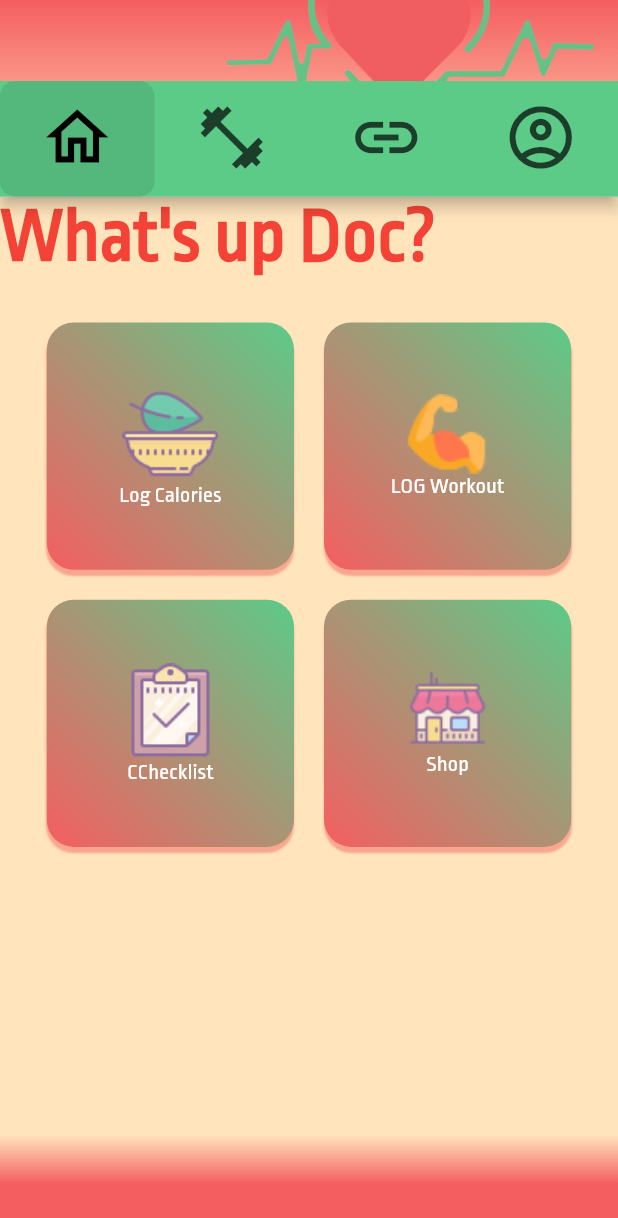
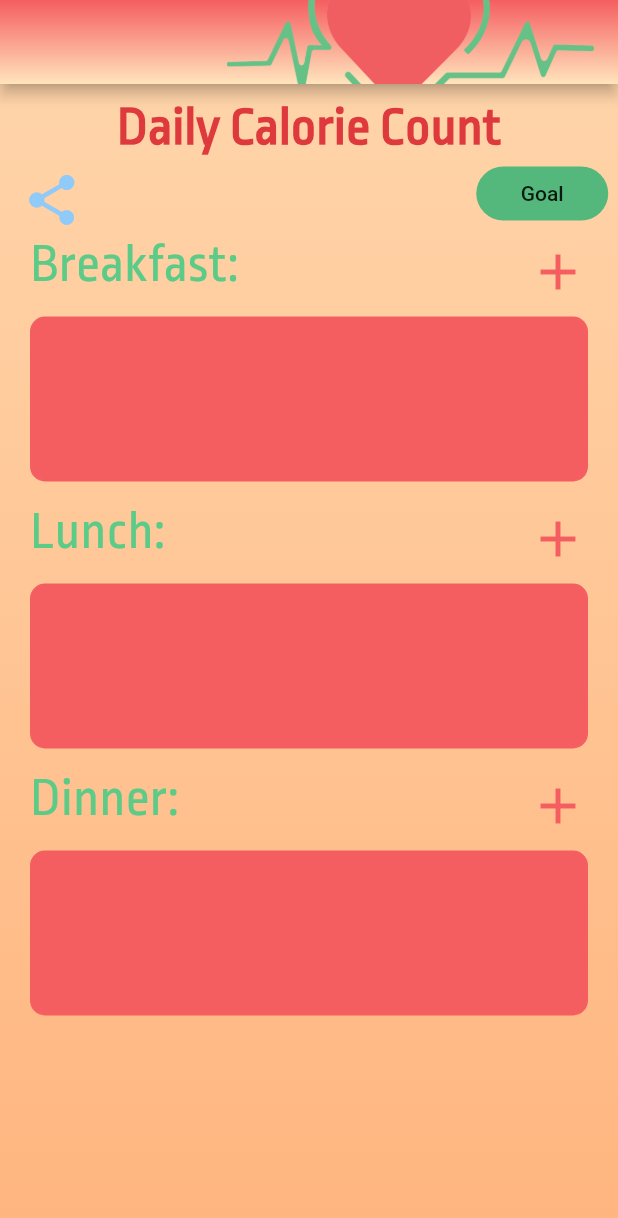
Before and after one commit to jbonnelycke/at-health, a Flutter app: the screen it shows after launch, after a tap on "Log Calories", on a phone screen of 412 x 824 dp. Shown: the top 1218 px of the screen. Run offline on Flutter 3.47's test engine with Material 2 defaults, Android fonts, the light colour scheme and no system bars; our stand-ins replace carousel_slider, gradient_app_bar, modal_progress_hud; missing offline and left inert: at_client_mobile, at_commons, at_demo_data, at_utils.

Commit message:
Refactoring and Routing

```diff
--- /dev/null
+++ b/at_health/lib/screens/subpages/log_calories.dart
@@ -0,0 +1,279 @@
+import 'dart:ui';
+import 'package:flutter/material.dart';
+import 'package:flutter/widgets.dart';
+import 'package:gradient_app_bar/gradient_app_bar.dart';
+import 'package:health/components/HealthBar.dart';
+import 'package:health/screens/home_screen.dart';
+
+class LogCalories extends StatefulWidget {
+  static final String id = 'log calories';
+
+  @override
+  _LogCaloriesState createState() => _LogCaloriesState();
+}
+
+class _LogCaloriesState extends State<LogCalories> {
+  @override
+  Widget build(BuildContext context) {
+    return Scaffold(
+      appBar: HealthBar(),
+      body: Center(
+        child: Container(
+          decoration: BoxDecoration(
+              gradient: LinearGradient(
+                  begin: Alignment.topCenter,
+                  end: Alignment.bottomCenter,
+                  colors: [Color(0xffFFD4A9), Color(0xffFFB57F)])),
+          child: ListView(
+            children: [
+              Center(
+                  child: Padding(
+                padding: const EdgeInsets.fromLTRB(0, 10, 0, 0),
+                child: Text(
+                  'Daily Calorie Count',
+                  style: TextStyle(
+                      fontSize: 36,
+                      fontFamily: 'RopaSans',
+                      fontWeight: FontWeight.bold,
+                      color: Color(0xffDE3A3D)),
+                ),
+              )),
+              Row(
+                mainAxisAlignment: MainAxisAlignment.spaceEvenly,
+                children: [
+                  IconButton(
+                    icon: Icon(
+                      Icons.share_rounded,
+                      color: Colors.blue[200],
+                      size: 40.0,
+                    ),
+                    onPressed: () => {print("pressed")},
+                  ),
+                  SizedBox(
+                    width: 250.0,
+                  ),
+                  FlatButton(
+                    shape: RoundedRectangleBorder(
+                        borderRadius: BorderRadius.circular(20)),
+                    color: Color(0xff54B87C),
+                    onPressed: () {
+                      createAlertDialog(context).then((onValue) {
+                        SnackBar mySnackbar = SnackBar(
+                            content:
+                                Text("Burn goal has been set to: $onValue"));
+                        Scaffold.of(context).showSnackBar(mySnackbar);
+                      });
+                    },
+                    child: Text(
+                      'Goal',
+                    ),
+                  ),
+                ],
+              ),
+              Padding(
+                padding: const EdgeInsets.fromLTRB(20, 0, 20, 0),
+                child: Row(
+                  mainAxisAlignment: MainAxisAlignment.spaceBetween,
+                  children: [
+                    Text(
+                      'Breakfast:',
+                      style: TextStyle(
+                          fontSize: 36,
+                          fontFamily: 'RopaSans',
+                          color: Color(0xff5CCB88)),
+                    ),
+                    IconButton(
+                      onPressed: () {
+                        createLogAlertDialog(context);
+                      },
+                      icon: Icon(
+                        Icons.add,
+                        size: 40.0,
+                        color: Color(0xffF55E61),
+                      ),
+                    ),
+                  ],
+                ),
+              ),
+              Padding(
+                padding: const EdgeInsets.fromLTRB(20, 10, 20, 10),
+                child: Container(
+                  height: 110,
+                  width: 400,
+                  decoration: BoxDecoration(
+                      color: Color(0xffF55E61),
+                      border: Border.all(
+                        color: Color(0xffF55E61),
+                      ),
+                      borderRadius: BorderRadius.all(Radius.circular(10))),
+                ),
+              ),
+              Padding(
+                padding: const EdgeInsets.fromLTRB(20, 0, 20, 0),
+                child: Row(
+                  mainAxisAlignment: MainAxisAlignment.spaceBetween,
+                  children: [
+                    Text(
+                      'Lunch:',
+                      style: TextStyle(
+                          fontSize: 36,
+                          fontFamily: 'RopaSans',
+                          color: Color(0xff5CCB88)),
+                    ),
+                    IconButton(
+                      onPressed: () {
+                        createLogAlertDialog(context);
+                      },
+                      icon: Icon(
+                        Icons.add,
+                        size: 40.0,
+                        color: Color(0xffF55E61),
+                      ),
+                    ),
+                  ],
+                ),
+              ),
+              Padding(
+                padding: const EdgeInsets.fromLTRB(20, 10, 20, 10),
+                child: Container(
+                  height: 110,
+                  width: 400,
+                  decoration: BoxDecoration(
+                      color: Color(0xffF55E61),
+                      border: Border.all(
+                        color: Color(0xffF55E61),
+                      ),
+                      borderRadius: BorderRadius.all(Radius.circular(10))),
+                ),
+              ),
+              Padding(
+                padding: const EdgeInsets.fromLTRB(20, 0, 20, 0),
+                child: Row(
+                  mainAxisAlignment: MainAxisAlignment.spaceBetween,
+                  children: [
+                    Text(
+                      'Dinner:',
+                      style: TextStyle(
+                          fontSize: 36,
+                          fontFamily: 'RopaSans',
+                          color: Color(0xff5CCB88)),
+                    ),
+                    IconButton(
+                      onPressed: () {
+                        createLogAlertDialog(context);
+                      },
+                      icon: Icon(
+                        Icons.add,
+                        size: 40.0,
+                        color: Color(0xffF55E61),
+                      ),
+                    ),
+                  ],
+                ),
+              ),
+              Padding(
+                padding: const EdgeInsets.fromLTRB(20, 10, 20, 10),
+                child: Container(
+                  height: 110,
+                  width: 400,
+                  decoration: BoxDecoration(
+                      color: Color(0xffF55E61),
+                      border: Border.all(
+                        color: Color(0xffF55E61),
+                      ),
+                      borderRadius: BorderRadius.all(Radius.circular(10))),
+                ),
+              ),
+            ],
+          ),
+        ),
+      ),
+    );
+  }
+}
+
+Future<String> createAlertDialog(BuildContext context) {
+  TextEditingController customController = TextEditingController();
+
+  return showDialog(
+      context: context,
+      builder: (context) {
+        return AlertDialog(
+          shape: RoundedRectangleBorder(
+              borderRadius: new BorderRadius.circular(18.0)),
+          backgroundColor: Color(0xffFFD4A9),
+          title: Text(
+            'Enter Calorie Intake Goal:',
+            textAlign: TextAlign.left,
+            style: TextStyle(
+                fontSize: 20,
+                fontFamily: 'RopaSans',
+                fontWeight: FontWeight.bold,
+                color: Colors.red),
+          ),
+          content: TextField(
+            controller: customController,
+          ),
+          actions: <Widget>[
+            MaterialButton(
+              elevation: 5.0,
+              child: Text('Submit'),
+              onPressed: () {
+                Navigator.of(context).pop(customController.text.toString());
+              },
+            ),
+          ],
+        );
+      });
+}
+
+Future<String> createLogAlertDialog(BuildContext context) {
+  TextEditingController customController = TextEditingController();
+  TextEditingController customController2 = TextEditingController();
+  return showDialog(
+      context: context,
+      builder: (context) {
+        return AlertDialog(
+          shape: RoundedRectangleBorder(
+              borderRadius: new BorderRadius.circular(18.0)),
+          backgroundColor: Color(0xffFFD4A9),
+          title: Text(
+            'Calorie Log:',
+            textAlign: TextAlign.left,
+            style: TextStyle(
+                fontSize: 20,
+                fontFamily: 'RopaSans',
+                fontWeight: FontWeight.bold,
+                color: Colors.red),
+          ),
+          content: Container(
+            height: 100,
+            child: Column(
+              children: [
+                TextField(
+                  controller: customController,
+                  decoration: InputDecoration(
+                    hintText: 'Type of Food',
+                  ),
+                ),
+                TextField(
+                  controller: customController2,
+                  decoration: InputDecoration(
+                    hintText: 'Amount',
+                  ),
+                ),
+              ],
+            ),
+          ),
+          actions: <Widget>[
+            MaterialButton(
+              elevation: 5.0,
+              child: Text('Create log'),
+              onPressed: () {
+                Navigator.of(context).pop(customController.text.toString());
+              },
+            ),
+          ],
+        );
+      });
+}
--- a/at_health/lib/screens/tabs/HomeScreenTab.dart
+++ b/at_health/lib/screens/tabs/HomeScreenTab.dart
@@ -1,6 +1,7 @@
 // import 'dart:html';
 
 import 'package:flutter/material.dart';
+import 'package:health/screens/subpages/log_calories.dart';
 
 Widget HomeScreenTab(BuildContext context) {
   return Column(
@@ -72,7 +73,10 @@ Widget HomeScreenTab(BuildContext context) {
                     ),
                     // ),
                     onPressed: () {
-                      print('Tapped');
+                      Navigator.of(context).pushReplacement(
+                          new MaterialPageRoute(
+                              builder: (BuildContext context) =>
+                                  LogCalories()));
                     },
                   ),
                 ),
--- a/at_health/lib/screens/tabs/profile_screen.dart
+++ b/at_health/lib/screens/tabs/profile_screen.dart
@@ -151,7 +151,7 @@ class _ProfileScreenState extends State<ProfileScreen> {
                   ),
                 )),
           ]))),
-          MedCardScreen()
+          MedCardScreen(controller: PC)
         ]);
   }
 
```
Also changed, not shown: at_health/lib/screens/tabs/ChallengeScreebTab.dart (+9 -3 lines), at_health/lib/screens/tabs/MedcardScreenTab.dart (+13 -1 lines), at_health/lib/screens/subpages/log_workout.dart (added).
